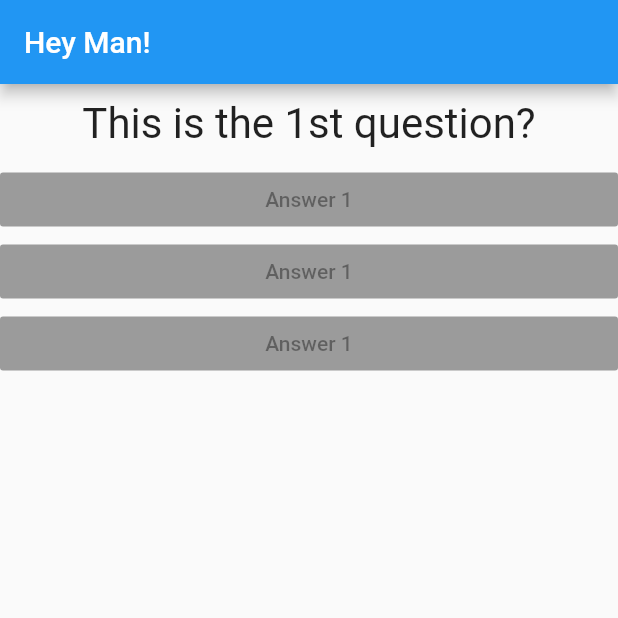
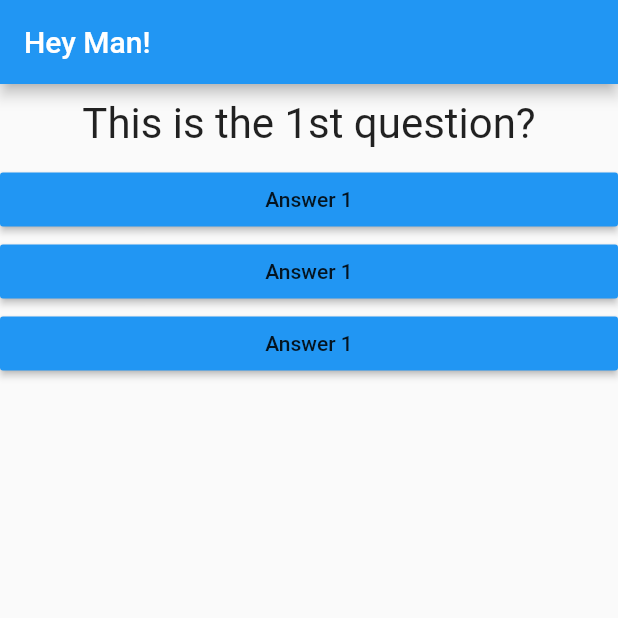
Before and after one commit to nishantk03/flutter-app, a Flutter app: the screen it shows after launch, on a phone screen of 412 x 824 dp, the top half of it. Run offline on Flutter 3.47's test engine with Material 2 defaults, Android fonts, the phone set to English and light mode, and no system bars.

Commit message:
callback added

```diff
--- a/lib/answer.dart
+++ b/lib/answer.dart
@@ -1,13 +1,17 @@
 import 'package:flutter/material.dart';
 
 class Answer extends StatelessWidget {
+  final Function answerHandler;
+  Answer(this.answerHandler);
   @override
   Widget build(BuildContext context) {
     return Container(
       width: double.infinity,
       //margin: EdgeInsets.all(10),
       child: RaisedButton(
-          color: Colors.blue, child: Text('Answer 1'), onPressed: null),
+          color: Colors.blue,
+          child: Text('Answer 1'),
+          onPressed: answerHandler),
     );
   }
 }
--- a/lib/main.dart
+++ b/lib/main.dart
@@ -38,9 +38,9 @@ class _MyAppState extends State<MyApp> {
           body: Column(
             children: [
               Question(questions[_questionIndex]),
-              Answer(),
-              Answer(),
-              Answer(),
+              Answer(_answerChoosen),
+              Answer(_answerChoosen),
+              Answer(_answerChoosen),
             ],
           )),
     );
```
